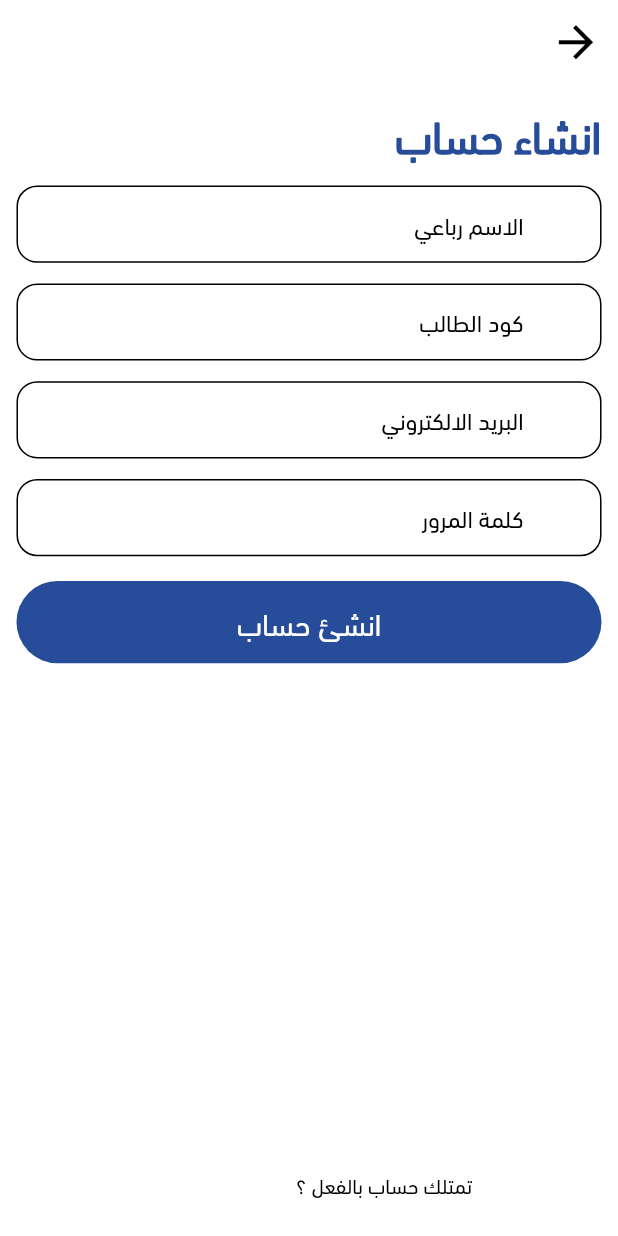
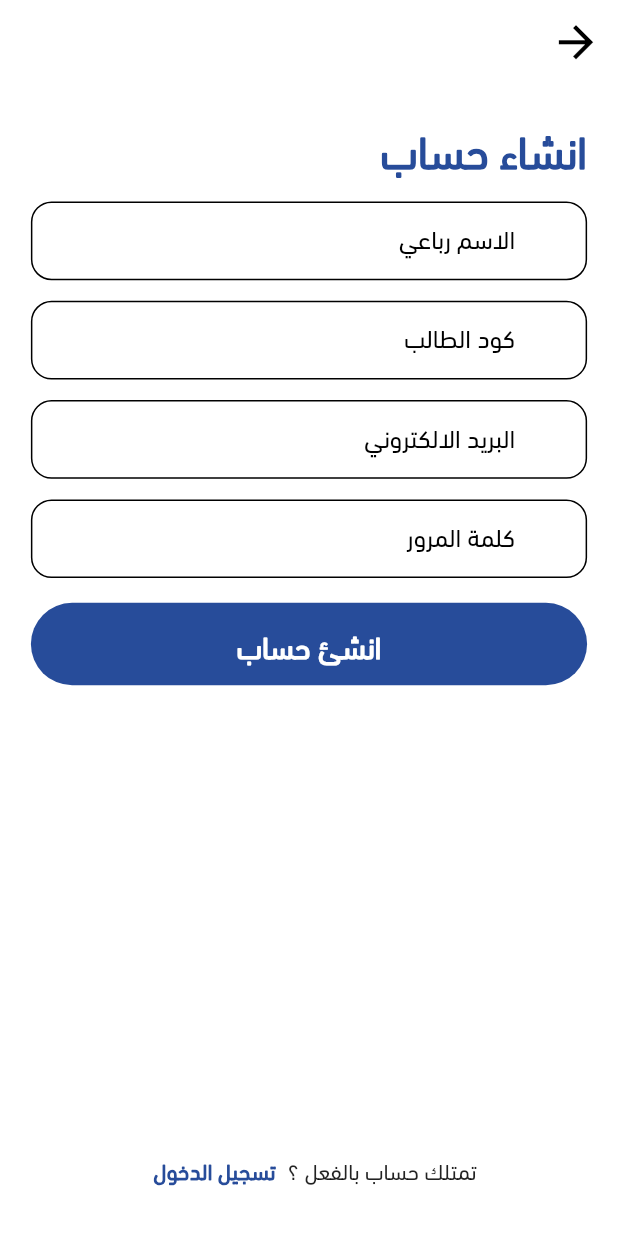
Before and after one commit to tatweer-programming/BeWell, a Flutter app: the screen it shows after launch, after a tap on "انشئ حساب", on a phone screen of 412 x 824 dp. Run offline on Flutter 3.47's test engine with Material 2 defaults, Android fonts, the phone set to English and light mode, and no system bars; our stand-ins replace animated_splash_screen, awesome_notifications, cloud_firestore, dartz, equatable, firebase_auth and 11 more; accounts and stored records are empty.

Commit message:
finish_work

```diff
--- a/lib/core/local/local_notifications.dart
+++ b/lib/core/local/local_notifications.dart
@@ -6,7 +6,7 @@ class LocalNotification {
   // Initialization
   Future<void> initializeLocalNotifications() async {
     await AwesomeNotifications().initialize(
-      null, //'asset://assets/images/water-cup.png',
+      null,
       [
         NotificationChannel(
           channelKey: 'alerts',
@@ -27,7 +27,7 @@ class LocalNotification {
     AwesomeNotifications().actionStream.listen((event) async {
       if (event.payload!["drank"] == "true") {
         int currentValue = await CacheHelper.getData(key: 'waterCups');
-         if (currentValue == 2) {
+         if (currentValue == 7) {
           await CacheHelper.saveData(key: 'waterCups', value: 0);
           await _congratsNotification();
         } else {
@@ -35,7 +35,7 @@ class LocalNotification {
         }
       }
       print("event.id         ${event.id}");
-      if (event.id == 9) {
+      if (event.id == 59) {
         await CacheHelper.saveData(key: 'waterCups', value: 0);
       }
     });
@@ -78,7 +78,7 @@ class LocalNotification {
         final DateTime notificationTime = sevenAM
             .add(Duration(days: day - DateTime.now().weekday))
             .add(Duration(
-                minutes: 112 * i, seconds: 30 * i)); // convert minutes to hours
+          minutes: 112 * i, seconds: 30 * i));
         await AwesomeNotifications().createNotification(
           actionButtons: [
             NotificationActionButton(
--- a/lib/core/utils/theme_manager.dart
+++ b/lib/core/utils/theme_manager.dart
@@ -7,21 +7,23 @@ import 'styles_manager.dart';
 
 ThemeData getAppTheme() {
   return ThemeData (
-    useMaterial3: true,
+    useMaterial3: false,
       fontFamily: 'Abg',
       hintColor: ColorManager.primary,
-    hoverColor: ColorManager.primary.withOpacity(.10),
+      hoverColor: ColorManager.primary.withOpacity(.10),
      cardColor: ColorManager.primary,
-      colorScheme: ColorScheme(
-          brightness: Brightness.light,
-          primary: ColorManager.white,
-          onPrimary: ColorManager.black,
-          secondary: ColorManager.secondary,
-          onSecondary: ColorManager.white,
-          error: ColorManager.error,
-          onError: ColorManager.error,
-          background: ColorManager.white,
-          onBackground: ColorManager.white, surface: ColorManager.white, onSurface: ColorManager.black),
+      // colorScheme: ColorScheme(
+      //     brightness: Brightness.light,
+      //     primary: ColorManager.white,
+      //     onPrimary: ColorManager.black,
+      //     secondary: ColorManager.secondary,
+      //     onSecondary: ColorManager.white,
+      //     error: ColorManager.error,
+      //     onError: ColorManager.error,
+      //     background: ColorManager.white,
+      //     onBackground: ColorManager.white,
+      //     surface: ColorManager.white,
+      //     onSurface: ColorManager.black),
       primarySwatch: const MaterialColor(4280765594,{50: Color( 0xffebf0fa )
         , 100: Color( 0xffd6e0f5 )
         , 200: Color( 0xffaec1ea )
@@ -41,7 +43,7 @@ ThemeData getAppTheme() {
       ),
       scaffoldBackgroundColor: ColorManager.white,
       primaryColor: ColorManager.primary,
-      //   primaryColorLight: ColorManager.primaryLight,
+      primaryColorLight: ColorManager.white,
       disabledColor: ColorManager.grey1,
       appBarTheme: AppBarTheme(
         color: ColorManager.white,
@@ -55,7 +57,6 @@ ThemeData getAppTheme() {
         iconTheme:
         IconThemeData(color: ColorManager.black, size: 25.sp),
       ),
-
       floatingActionButtonTheme: FloatingActionButtonThemeData(backgroundColor: ColorManager.primary, ),
       buttonTheme: ButtonThemeData(
         //  disabledColor: ColorManager.grey1,
@@ -79,27 +80,26 @@ ThemeData getAppTheme() {
               shape: RoundedRectangleBorder(
                   borderRadius: BorderRadius.circular(SizeManager.s15.sp)))),
       inputDecorationTheme: InputDecorationTheme(
+        focusColor: ColorManager.white,
+        hoverColor: ColorManager.white,
+        fillColor: ColorManager.white,
         // content padding
           contentPadding: EdgeInsets.all(PaddingManager.p10.sp),
           // hint style
-          hintStyle:
-          getRegularStyle(color: ColorManager.grey1, fontSize: FontSizeManager.s14.sp),
+          hintStyle: getRegularStyle(color: ColorManager.grey1, fontSize: FontSizeManager.s14.sp),
           labelStyle:
           getMediumStyle(color: ColorManager.grey1, fontSize: FontSizeManager.s14.sp),
           errorStyle: getRegularStyle(color: Colors.red),
-
           // enabled border style
           enabledBorder: OutlineInputBorder(
               borderSide:
               BorderSide(color: ColorManager.grey2, width: SizeManager.s1_5.sp),
               borderRadius:  BorderRadius.all(Radius.circular(SizeManager.s40.sp))),
-
-          // focused border style
+           // focused border style
           focusedBorder: OutlineInputBorder(
               borderSide:
               BorderSide(color: ColorManager.primary, width:SizeManager.s1_5.sp),
               borderRadius:  BorderRadius.all(Radius.circular(SizeManager.s40.sp))),
-
           // error border style
           errorBorder: OutlineInputBorder(
               borderSide:
--- a/lib/main.dart
+++ b/lib/main.dart
@@ -26,12 +26,12 @@ Future<void> main() async {
     options: DefaultFirebaseOptions.currentPlatform,
   );
   await notification.initializeLocalNotifications();
-  await AwesomeNotifications().requestPermissionToSendNotifications();
+  // await AwesomeNotifications().requestPermissionToSendNotifications();
 
    bool? callWaterReminder = await CacheHelper.getData(key: 'callWaterReminder');
-  if (callWaterReminder == null || callWaterReminder){
+ if ((callWaterReminder == null || callWaterReminder) && ConstantsManager.userId != null && ConstantsManager.userId != ''){
    await notification.createWaterReminder();
-   }
+  }
 
   Widget? widget;
   ConstantsManager.userId = await CacheHelper.getData(key: 'uid');
--- a/lib/modules/authenticaion/presentation_layer/bloc/auth_bloc.dart
+++ b/lib/modules/authenticaion/presentation_layer/bloc/auth_bloc.dart
@@ -80,7 +80,6 @@ class AuthBloc extends Bloc<AuthEvent, AuthState> {
           errorToast(msg: ExceptionManager(l).translatedMessage());
           emit(LoginErrorAuthState());
         }, (r) async{
-          defaultToast(msg: "تم تسحيل الدخول بنجاح");
           ConstantsManager.userId = await CacheHelper.getData(key: 'uid');
           await Future.delayed(const Duration(seconds: 1)).then((value) {
             if (event.context.mounted) {
@@ -90,6 +89,7 @@ class AuthBloc extends Bloc<AuthEvent, AuthState> {
                 context: event.context, uid: ConstantsManager.userId!,));
             }
           });
+          defaultToast(msg: "تم تسجيل الدخول بنجاح");
         });
       }
       else if (event is SendAuthRequestEvent) {
--- a/lib/modules/authenticaion/presentation_layer/components/components.dart
+++ b/lib/modules/authenticaion/presentation_layer/components/components.dart
@@ -22,9 +22,7 @@ Widget defaultFormField(
     keyboardType: type,
     obscureText: obscureText,
     controller: controller,
-    cursorColor: ColorManager.black,
     decoration: InputDecoration(
-
       border: OutlineInputBorder(
         borderRadius: BorderRadius.circular(5.sp),
         borderSide: BorderSide(width: 1, color: ColorManager.black),),
--- a/lib/modules/authenticaion/presentation_layer/screens/login.dart
+++ b/lib/modules/authenticaion/presentation_layer/screens/login.dart
@@ -21,10 +21,9 @@ class LoginScreen extends StatelessWidget {
     GlobalKey<FormState> formKey = GlobalKey<FormState>();
     return Scaffold(
       resizeToAvoidBottomInset: true,
-
       appBar: AppBar(),
       body: Padding(
-        padding: EdgeInsets.all(8.0.sp),
+        padding: EdgeInsets.all(15.sp),
         child: Form(
           key: formKey,
           child: Column(
@@ -43,7 +42,7 @@ class LoginScreen extends StatelessWidget {
                         ),
                       ),
                       SizedBox(
-                        height: 10.sp,
+                        height: 20.sp,
                       ),
                       defaultFormField(
                           label: 'البريد الالكتروني',
@@ -69,7 +68,7 @@ class LoginScreen extends StatelessWidget {
                             return null;
                           }),
                       SizedBox(
-                        height: 12.sp,
+                        height: 15.sp,
                       ),
                       SizedBox(
                           width: double.infinity,
--- a/lib/modules/authenticaion/presentation_layer/screens/register.dart
+++ b/lib/modules/authenticaion/presentation_layer/screens/register.dart
@@ -35,9 +35,8 @@ class RegisterScreen extends StatelessWidget {
         return Scaffold(
           resizeToAvoidBottomInset: true,
           appBar: AppBar(),
-
           body: Padding(
-            padding: EdgeInsets.all(8.0.sp),
+            padding: EdgeInsets.all(15.sp),
             child: Form(
               key: formKey,
               child: Column(
--- a/lib/modules/main/presentation_layer/screens/section_content_screen.dart
+++ b/lib/modules/main/presentation_layer/screens/section_content_screen.dart
@@ -75,6 +75,9 @@ class SectionContentScreen extends StatelessWidget {
                                             if (state
                                                 is! DoneSectionLoadingState) {
                                               return Dialog(
+                                                  shape: RoundedRectangleBorder(
+                                                      borderRadius: BorderRadius.circular(25.sp),
+                                                  ),
                                                 child: Padding(
                                                   padding: EdgeInsets.symmetric(
                                                       vertical: 20.sp),
@@ -82,7 +85,7 @@ class SectionContentScreen extends StatelessWidget {
                                                     onPressed: () {
                                                       bloc.add(
                                                           GetProgressEvent());
-                                                      NavigationManager.push(
+                                                      NavigationManager.pushAndRemove(
                                                           context,
                                                           const CoursesScreen());
                                                       bloc.widgets = [Container()];
--- a/lib/modules/main/presentation_layer/screens/splash_screen.dart
+++ b/lib/modules/main/presentation_layer/screens/splash_screen.dart
@@ -34,7 +34,7 @@ class _SplashScreenState extends State<SplashScreen> {
       splash: Container(
         decoration: const BoxDecoration(
             image: DecorationImage(
-                image: AssetImage('assets/images/BwWell-Logo1.png')
+                image: AssetImage('assets/images/BeWell-Logo1.png')
             )
         ),
       ),
--- a/pubspec.yaml
+++ b/pubspec.yaml
@@ -67,12 +67,7 @@ dependencies:
 dev_dependencies:
   flutter_test:
     sdk: flutter
-  flutter_launcher_icons: ^0.13.1
   flutter_lints: ^2.0.1
-flutter_icons:
-  android: true
-  ios: true
-  image_path: "assets/images/BwWell-Logo1.png"
 
 
   # The "flutter_lints" package below contains a set of recommended lints to
@@ -80,7 +75,6 @@ flutter_icons:
   # activated in the `analysis_options.yaml` file located at the root of your
   # package. See that file for information about deactivating specific lint
   # rules and activating additional ones.
-  flutter_lints: ^2.0.0
 
 # For information on the generic Dart part of this file, see the
 # following page: https://dart.dev/tools/pub/pubspec
```
Also changed, not shown: lib/modules/main/presentation_layer/components/components.dart (+5 -5 lines), lib/modules/main/presentation_layer/screens/courses_screen.dart (+53 -49 lines), lib/modules/main/presentation_layer/screens/lessons_screen.dart (+2 -6 lines), lib/modules/main/presentation_layer/screens/seections_screen.dart (+2 -6 lines), assets/images/BeWell-App-Icon.png (renamed from assets/images/BwWell-Logo1.png), assets/images/BeWell-Logo1.png (added), pubspec.lock, 6 other files.
